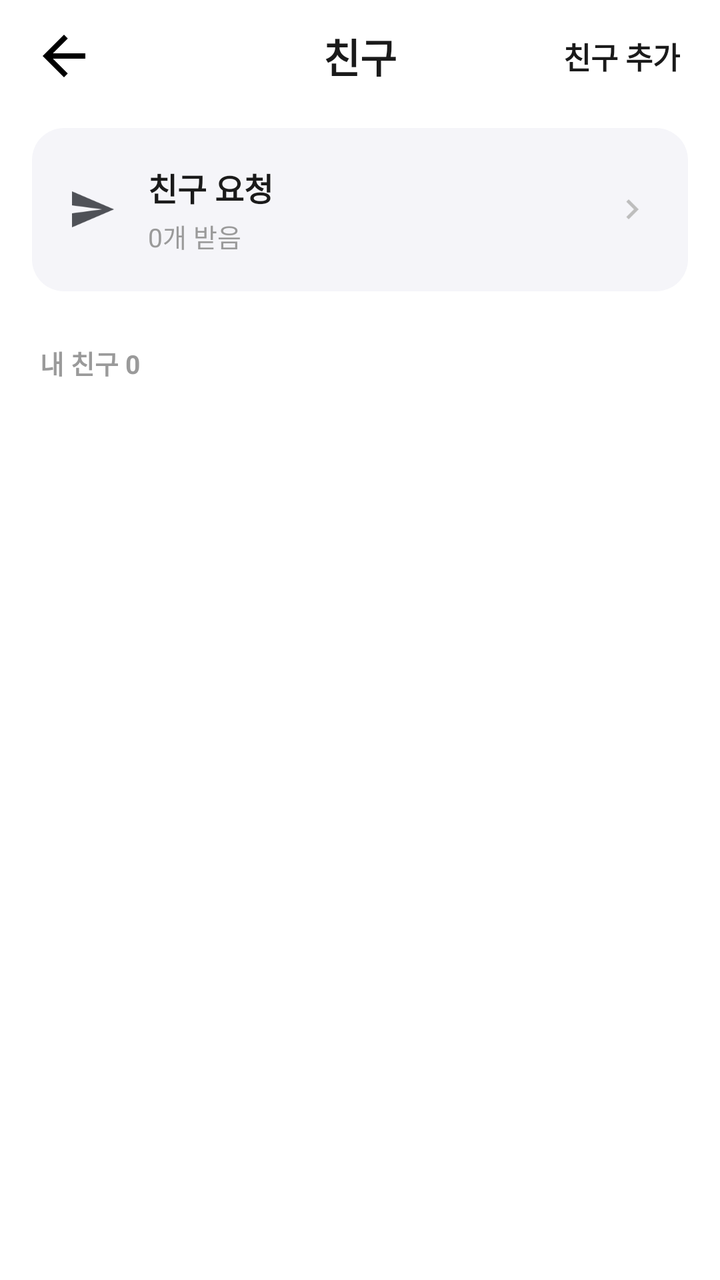
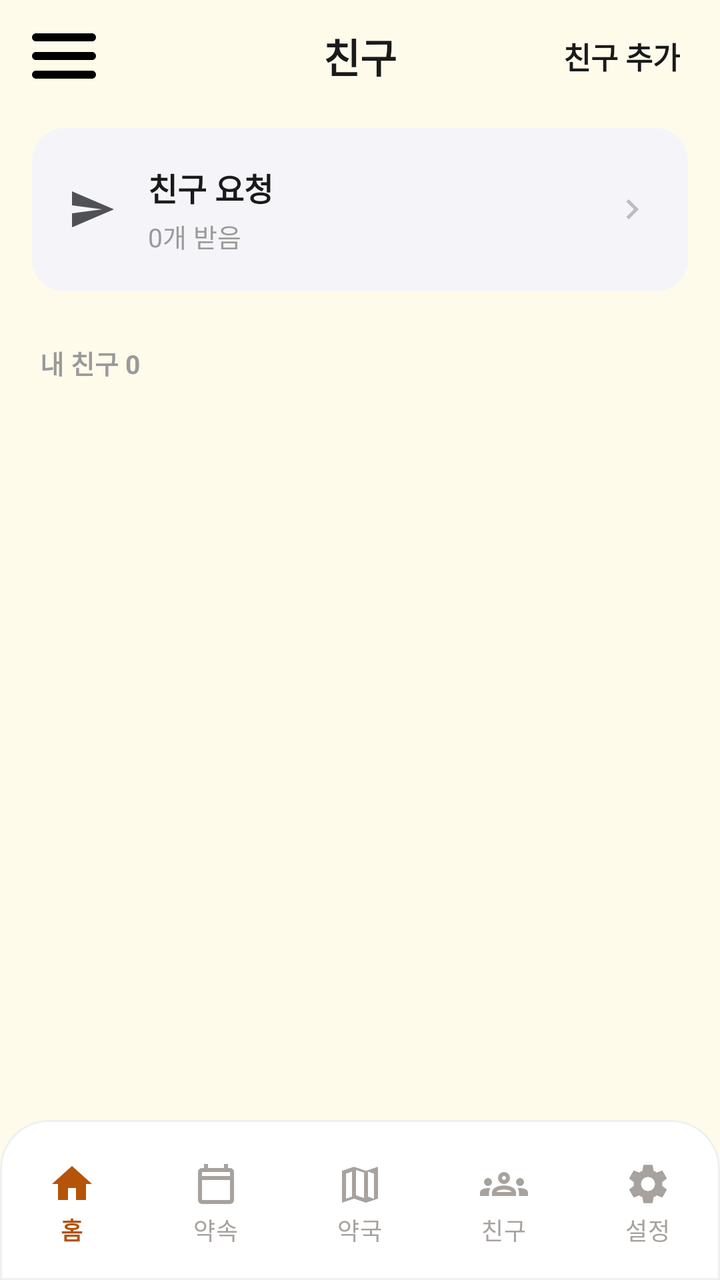

Screens rendered from an Android XML layout before and after an edit, with the pre-edit source and the edit as a unified diff.
<!-- AndroidManifest.xml: application theme Theme.Medication -->
<!-- res/layout/activity_friend_list.xml -->
<?xml version="1.0" encoding="utf-8"?>
<androidx.constraintlayout.widget.ConstraintLayout xmlns:android="http://schemas.android.com/apk/res/android"
    xmlns:app="http://schemas.android.com/apk/res-auto"
    xmlns:tools="http://schemas.android.com/tools"
    android:id="@+id/main"
    android:layout_width="match_parent"
    android:layout_height="match_parent"
    android:background="#FFFFFF"
    android:fitsSystemWindows="true"
    tools:context=".FriendList">

    
    <ImageView
        android:id="@+id/iv_back"
        android:layout_width="40dp"
        android:layout_height="40dp"
        android:layout_marginStart="12dp"
        android:background="?attr/selectableItemBackgroundBorderless"
        android:clickable="true"
        android:focusable="true"
        android:padding="4dp"
        android:src="@drawable/ic_arrow_back"
        app:layout_constraintBottom_toBottomOf="@id/tv_header_title"
        app:layout_constraintStart_toStartOf="parent"
        app:layout_constraintTop_toTopOf="@id/tv_header_title" />

    <TextView
        android:id="@+id/tv_header_title"
        android:layout_width="wrap_content"
        android:layout_height="56dp"
        android:gravity="center"
        android:text="친구"
        android:textColor="#1A1A1A"
        android:textSize="20sp"
        android:textStyle="bold"
        app:layout_constraintEnd_toEndOf="parent"
        app:layout_constraintStart_toStartOf="parent"
        app:layout_constraintTop_toTopOf="parent" />

    <TextView
        android:id="@+id/tv_add_friend"
        android:layout_width="wrap_content"
        android:layout_height="wrap_content"
        android:layout_marginEnd="12dp"
        android:background="?attr/selectableItemBackground"
        android:clickable="true"
        android:focusable="true"
        android:padding="8dp"
        android:text="친구 추가"
        android:textColor="#1A1A1A"
        android:textSize="15sp"
        android:textStyle="bold"
        app:layout_constraintBottom_toBottomOf="@id/tv_header_title"
        app:layout_constraintEnd_toEndOf="parent"
        app:layout_constraintTop_toTopOf="@id/tv_header_title" />

    
    <LinearLayout
        android:id="@+id/layout_friend_request"
        android:layout_width="0dp"
        android:layout_height="wrap_content"
        android:layout_marginHorizontal="16dp"
        android:layout_marginTop="8dp"
        android:background="@drawable/bg_setting_item"
        android:clickable="true"
        android:focusable="true"
        android:foreground="?attr/selectableItemBackground"
        android:gravity="center_vertical"
        android:orientation="horizontal"
        android:paddingHorizontal="18dp"
        android:paddingVertical="18dp"
        app:layout_constraintEnd_toEndOf="parent"
        app:layout_constraintStart_toStartOf="parent"
        app:layout_constraintTop_toBottomOf="@id/tv_header_title">

        <ImageView
            android:layout_width="24dp"
            android:layout_height="24dp"
            android:src="@drawable/ic_send" />

        <LinearLayout
            android:layout_width="0dp"
            android:layout_height="wrap_content"
            android:layout_marginStart="16dp"
            android:layout_weight="1"
            android:orientation="vertical">

            <TextView
                android:layout_width="wrap_content"
                android:layout_height="wrap_content"
                android:text="친구 요청"
                android:textColor="#1A1A1A"
                android:textSize="16sp"
                android:textStyle="bold" />

            <TextView
                android:id="@+id/tv_request_count"
                android:layout_width="wrap_content"
                android:layout_height="wrap_content"
                android:layout_marginTop="3dp"
                android:text="0개 받음"
                android:textColor="#9A9A9A"
                android:textSize="13sp" />
        </LinearLayout>

        <ImageView
            android:layout_width="20dp"
            android:layout_height="20dp"
            android:src="@drawable/ic_arrow_right" />
    </LinearLayout>

    
    <TextView
        android:id="@+id/tv_friend_count"
        android:layout_width="wrap_content"
        android:layout_height="wrap_content"
        android:layout_marginStart="20dp"
        android:layout_marginTop="26dp"
        android:text="내 친구 0"
        android:textColor="#9A9A9A"
        android:textSize="13sp"
        android:textStyle="bold"
        app:layout_constraintStart_toStartOf="parent"
        app:layout_constraintTop_toBottomOf="@id/layout_friend_request" />

    
    <androidx.recyclerview.widget.RecyclerView
        android:id="@+id/rv_yaksok_list"
        android:layout_width="0dp"
        android:layout_height="0dp"
        android:clipToPadding="false"
        android:paddingTop="6dp"
        android:paddingBottom="20dp"
        app:layout_constraintBottom_toBottomOf="parent"
        app:layout_constraintEnd_toEndOf="parent"
        app:layout_constraintStart_toStartOf="parent"
        app:layout_constraintTop_toBottomOf="@id/tv_friend_count"
        tools:listitem="@layout/item_friend" />

    
    <TextView
        android:id="@+id/tv_empty_friend"
        android:layout_width="0dp"
        android:layout_height="wrap_content"
        android:layout_marginTop="60dp"
        android:gravity="center"
        android:lineSpacingExtra="6dp"
        android:text="아직 친구가 없어요.\n오른쪽 위 친구 추가 버튼으로 친구를 찾아보세요."
        android:textColor="#B0B0B0"
        android:textSize="14sp"
        android:visibility="gone"
        app:layout_constraintEnd_toEndOf="parent"
        app:layout_constraintStart_toStartOf="parent"
        app:layout_constraintTop_toBottomOf="@id/tv_friend_count" />

</androidx.constraintlayout.widget.ConstraintLayout>
<!-- res/layout/item_friend.xml (included above) -->
<?xml version="1.0" encoding="utf-8"?>
<LinearLayout xmlns:android="http://schemas.android.com/apk/res/android"
    android:layout_width="match_parent"
    android:layout_height="wrap_content"
    android:background="?attr/selectableItemBackground"
    android:gravity="center_vertical"
    android:orientation="horizontal"
    android:paddingHorizontal="20dp"
    android:paddingVertical="12dp">

    <TextView
        android:id="@+id/tv_avatar"
        android:layout_width="46dp"
        android:layout_height="46dp"
        android:background="@drawable/bg_avatar_circle"
        android:gravity="center"
        android:text="유"
        android:textColor="#7A6100"
        android:textSize="18sp"
        android:textStyle="bold" />

    <LinearLayout
        android:layout_width="0dp"
        android:layout_height="wrap_content"
        android:layout_marginStart="14dp"
        android:layout_weight="1"
        android:orientation="vertical">

        <TextView
            android:id="@+id/tv_time_friend_name"
            android:layout_width="wrap_content"
            android:layout_height="wrap_content"
            android:text="친구 이름"
            android:textColor="#1A1A1A"
            android:textSize="16sp"
            android:textStyle="bold" />

        <TextView
            android:id="@+id/tv_friend_email"
            android:layout_width="wrap_content"
            android:layout_height="wrap_content"
            android:layout_marginTop="3dp"
            android:textColor="#9A9A9A"
            android:textSize="13sp" />
    </LinearLayout>
</LinearLayout>
<!-- resources referenced by this layout -->
<resources>
  <!-- drawable bg_avatar_circle (drawable) -->
  <?xml version="1.0" encoding="utf-8"?>
  <shape xmlns:android="http://schemas.android.com/apk/res/android"
      android:shape="oval">
      <solid android:color="#FFF3C4" />
  </shape>
  <!-- drawable bg_setting_item (drawable) -->
  <?xml version="1.0" encoding="utf-8"?>
  <shape xmlns:android="http://schemas.android.com/apk/res/android">
      <solid android:color="#F5F5F9" /> 
      <corners android:radius="16dp" />
  </shape>
  <!-- drawable ic_arrow_back (drawable) -->
  <vector xmlns:android="http://schemas.android.com/apk/res/android"
      android:width="24dp"
      android:height="24dp"
      android:viewportWidth="24"
      android:viewportHeight="24"
      android:tint="#000000">
      <path
          android:fillColor="@android:color/white"
          android:pathData="M20,11H7.83l5.59,-5.59L12,4l-8,8 8,8 1.41,-1.41L7.83,13H20v-2z"/>
  </vector>
  <!-- drawable ic_arrow_right (drawable) -->
  <vector xmlns:android="http://schemas.android.com/apk/res/android"
      android:width="24dp"
      android:height="24dp"
      android:viewportWidth="24"
      android:viewportHeight="24"
      android:tint="#BDBDBD">
      <path
          android:fillColor="@android:color/white"
          android:pathData="M8.59,16.59L13.17,12 8.59,7.41 10,6l6,6 -6,6z"/>
  </vector>
  <!-- drawable ic_send (drawable) -->
  <vector xmlns:android="http://schemas.android.com/apk/res/android"
      android:width="24dp"
      android:height="24dp"
      android:viewportWidth="24"
      android:viewportHeight="24"
      android:tint="#4F5157">
      <path
          android:fillColor="@android:color/white"
          android:pathData="M2.01,21L23,12 2.01,3 2,10l15,2 -15,2z" />
  </vector>
  <style name="Theme.Medication" parent="Base.Theme.Medication" />
  <style name="Base.Theme.Medication" parent="Theme.Material3.DayNight.NoActionBar">
          
          
  
          
          <item name="android:windowLightStatusBar">true</item>
      </style>
</resources>

<!-- the commit's change to res/layout/activity_friend_list.xml (unified diff, before → after) -->
@@ -5,13 +5,13 @@
     android:id="@+id/main"
     android:layout_width="match_parent"
     android:layout_height="match_parent"
-    android:background="#FFFFFF"
+    android:background="@color/page_bg"
     android:fitsSystemWindows="true"
     tools:context=".FriendList">
 
     
     <ImageView
-        android:id="@+id/iv_back"
+        android:id="@+id/iv_menu"
         android:layout_width="40dp"
         android:layout_height="40dp"
         android:layout_marginStart="12dp"
@@ -19,7 +19,7 @@
         android:clickable="true"
         android:focusable="true"
         android:padding="4dp"
-        android:src="@drawable/ic_arrow_back"
+        android:src="@drawable/ic_menu2"
         app:layout_constraintBottom_toBottomOf="@id/tv_header_title"
         app:layout_constraintStart_toStartOf="parent"
         app:layout_constraintTop_toTopOf="@id/tv_header_title" />
@@ -152,6 +152,22 @@
         app:layout_constraintEnd_toEndOf="parent"
         app:layout_constraintStart_toStartOf="parent"
         app:layout_constraintTop_toBottomOf="@id/tv_friend_count" />
+
+    <com.google.android.material.bottomnavigation.BottomNavigationView
+        android:id="@+id/bottom_navigation"
+        android:layout_width="match_parent"
+        android:layout_height="wrap_content"
+        android:background="@drawable/bg_bottom_nav"
+        android:elevation="12dp"
+        app:itemIconSize="24dp"
+        app:itemIconTint="@color/selector_nav_color"
+        app:itemTextColor="@color/selector_nav_color"
+        app:labelVisibilityMode="labeled"
+        app:itemActiveIndicatorStyle="@null"
+        app:itemPaddingTop="20dp"
+        app:itemPaddingBottom="20dp"
+        app:menu="@menu/bottom_nav_menu"
+        app:layout_constraintBottom_toBottomOf="parent" />
 
 </androidx.constraintlayout.widget.ConstraintLayout>
 <!-- res/layout/item_friend.xml (included above) -->
<!-- resource entries referenced after the edit -->
@@ -1,10 +1,27 @@
 <!-- resources referenced by this layout -->
 <resources>
+  <color name="page_bg">@color/amber_50</color>
   <!-- drawable bg_avatar_circle (drawable) -->
   <?xml version="1.0" encoding="utf-8"?>
   <shape xmlns:android="http://schemas.android.com/apk/res/android"
       android:shape="oval">
       <solid android:color="#FFF3C4" />
+  </shape>
+  <!-- drawable bg_bottom_nav (drawable) -->
+  <?xml version="1.0" encoding="utf-8"?>
+  <shape xmlns:android="http://schemas.android.com/apk/res/android"
+      android:shape="rectangle">
+      <solid android:color="@android:color/white" />
+  
+      
+      <corners
+          android:topLeftRadius="24dp"
+          android:topRightRadius="24dp" />
+  
+      
+      <stroke
+          android:width="1dp"
+          android:color="#F0F0F0" />
   </shape>
   <!-- drawable bg_setting_item (drawable) -->
   <?xml version="1.0" encoding="utf-8"?>
@@ -12,17 +29,6 @@
       <solid android:color="#F5F5F9" /> 
       <corners android:radius="16dp" />
   </shape>
-  <!-- drawable ic_arrow_back (drawable) -->
-  <vector xmlns:android="http://schemas.android.com/apk/res/android"
-      android:width="24dp"
-      android:height="24dp"
-      android:viewportWidth="24"
-      android:viewportHeight="24"
-      android:tint="#000000">
-      <path
-          android:fillColor="@android:color/white"
-          android:pathData="M20,11H7.83l5.59,-5.59L12,4l-8,8 8,8 1.41,-1.41L7.83,13H20v-2z"/>
-  </vector>
   <!-- drawable ic_arrow_right (drawable) -->
   <vector xmlns:android="http://schemas.android.com/apk/res/android"
       android:width="24dp"
@@ -33,6 +39,22 @@
       <path
           android:fillColor="@android:color/white"
           android:pathData="M8.59,16.59L13.17,12 8.59,7.41 10,6l6,6 -6,6z"/>
+  </vector>
+  <!-- drawable ic_menu2 (drawable) -->
+  <vector xmlns:android="http://schemas.android.com/apk/res/android"
+      android:width="512dp"
+      android:height="512dp"
+      android:viewportWidth="512"
+      android:viewportHeight="512">
+    <path
+        android:fillColor="#FF000000"
+        android:pathData="M480,224H32c-17.67,0 -32,14.33 -32,32s14.33,32 32,32h448c17.67,0 32,-14.33 32,-32S497.67,224 480,224z"/>
+    <path
+        android:fillColor="#FF000000"
+        android:pathData="M32,138.67h448c17.67,0 32,-14.33 32,-32s-14.33,-32 -32,-32H32c-17.67,0 -32,14.33 -32,32S14.33,138.67 32,138.67z"/>
+    <path
+        android:fillColor="#FF000000"
+        android:pathData="M480,373.33H32c-17.67,0 -32,14.33 -32,32s14.33,32 32,32h448c17.67,0 32,-14.33 32,-32S497.67,373.33 480,373.33z"/>
   </vector>
   <!-- drawable ic_send (drawable) -->
   <vector xmlns:android="http://schemas.android.com/apk/res/android"
@@ -46,6 +68,7 @@
           android:pathData="M2.01,21L23,12 2.01,3 2,10l15,2 -15,2z" />
   </vector>
   <style name="Theme.Medication" parent="Base.Theme.Medication" />
+  <color name="amber_50">#FFFBEB</color>
   <style name="Base.Theme.Medication" parent="Theme.Material3.DayNight.NoActionBar">
           
           
